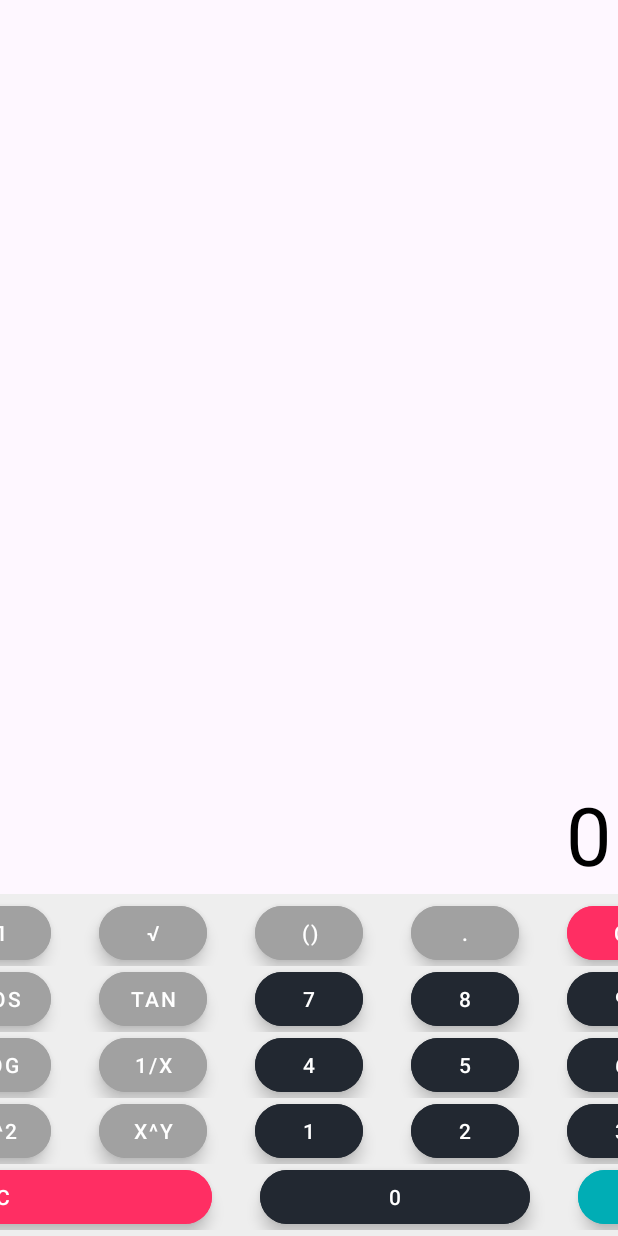
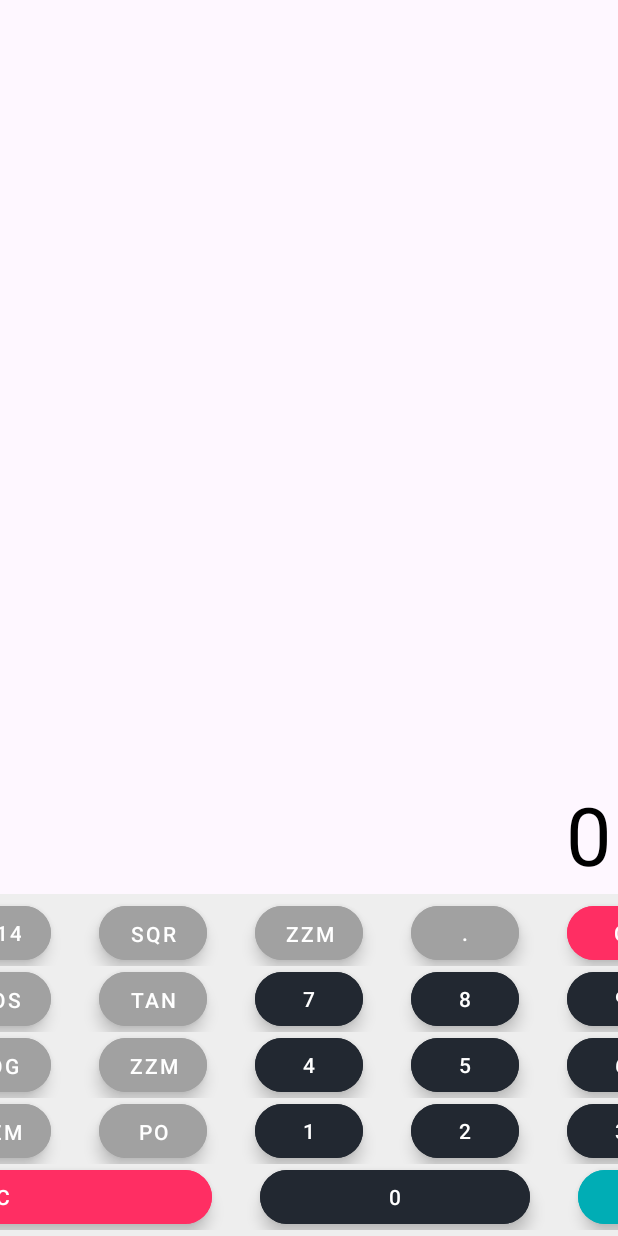
Before and after one commit to elmahdigaga/Calculator, an Android app: the LandscapeActivity screen opened directly, with no data from a screen before it, on a phone screen of 412 x 824 dp. Run offline under Robolectric (Android 15) with nearby library versions, the phone set to English and light mode, and no system bars; 1 statement that could not run was skipped.

Commit message:
Removed unused xml string values

```diff
--- a/app/src/main/res/values/strings.xml
+++ b/app/src/main/res/values/strings.xml
@@ -1,13 +1,15 @@
 <resources>
     <string name="app_name">Calculator</string>
     <string name="clear">C</string>
-    <string name="brackets">()</string>
-    <string name="modulo">%</string>
+    <string name="openBracket">(</string>
+    <string name="closeBracket">)</string>
+    <string name="leftArrow">&lt;-</string>
+    <string name="rightArrow">-&gt;</string>
     <string name="division">/</string>
     <string name="seven">7</string>
     <string name="eight">8</string>
     <string name="nine">9</string>
-    <string name="multiplication">x</string>
+    <string name="multiplication">*</string>
     <string name="four">4</string>
     <string name="five">5</string>
     <string name="six">6</string>
@@ -15,21 +17,19 @@
     <string name="one">1</string>
     <string name="two">2</string>
     <string name="three">3</string>
-    <string name="substraction">-</string>
+    <string name="subtraction">-</string>
     <string name="clear_all">AC</string>
     <string name="zero">0</string>
     <string name="dot">.</string>
     <string name="equal">=</string>
-    <string name="sinus">sin</string>
-    <string name="cosinus">cos</string>
-    <string name="tangente">tan</string>
-    <string name="ln">ln</string>
-    <string name="logarithm">log</string>
-    <string name="inverseMultiplication">1/x</string>
-    <string name="exponential">exp</string>
-    <string name="square">x^2</string>
-    <string name="pow">x^y</string>
-    <string name="absoluteValue">|x|</string>
-    <string name="pi">π</string>
-    <string name="squareRoot">√</string>
+    <string name="sinus">sin(</string>
+    <string name="cosinus">cos(</string>
+    <string name="tangente">tan(</string>
+    <string name="ln">ln(</string>
+    <string name="logarithm">log(</string>
+    <string name="exponential">exp(</string>
+    <string name="pow">pow(</string>
+    <string name="absoluteValue">abs(</string>
+    <string name="pi">3.14</string>
+    <string name="squareRoot">sqrt(</string>
 </resources>
```
